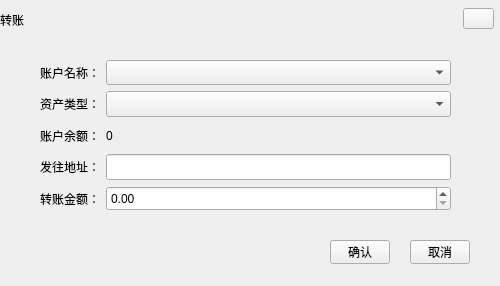
Qt form ChainIDE/custom/TransferWidgetHX.ui (HcashOrg/HX-IDE) before a commit.
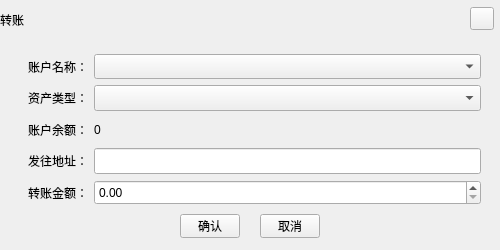
The same form after that commit.

What changed in the file:
```diff
--- a/ChainIDE/custom/TransferWidgetHX.ui
+++ b/ChainIDE/custom/TransferWidgetHX.ui
@@ -7,7 +7,7 @@
     <x>0</x>
     <y>0</y>
     <width>500</width>
-    <height>286</height>
+    <height>250</height>
    </rect>
   </property>
   <property name="windowTitle">
@@ -29,10 +29,10 @@
   <widget class="QToolButton" name="closeBtn">
    <property name="geometry">
     <rect>
-     <x>463</x>
-     <y>8</y>
-     <width>31</width>
-     <height>21</height>
+     <x>470</x>
+     <y>7</y>
+     <width>24</width>
+     <height>23</height>
     </rect>
    </property>
    <property name="cursor">
@@ -45,8 +45,8 @@
   <widget class="QToolButton" name="okBtn">
    <property name="geometry">
     <rect>
-     <x>330</x>
-     <y>240</y>
+     <x>180</x>
+     <y>214</y>
      <width>60</width>
      <height>24</height>
     </rect>
@@ -61,8 +61,8 @@
   <widget class="QToolButton" name="cancelBtn">
    <property name="geometry">
     <rect>
-     <x>410</x>
-     <y>240</y>
+     <x>260</x>
+     <y>214</y>
      <width>60</width>
      <height>24</height>
     </rect>
@@ -77,13 +77,13 @@
   <widget class="QWidget" name="layoutWidget">
    <property name="geometry">
     <rect>
-     <x>40</x>
-     <y>60</y>
-     <width>411</width>
+     <x>10</x>
+     <y>54</y>
+     <width>471</width>
      <height>151</height>
     </rect>
    </property>
-   <layout class="QGridLayout" name="gridLayout">
+   <layout class="QGridLayout" name="gridLayout" columnstretch="1,5">
     <item row="0" column="0">
      <widget class="QLabel" name="label_6">
       <property name="text">
```
